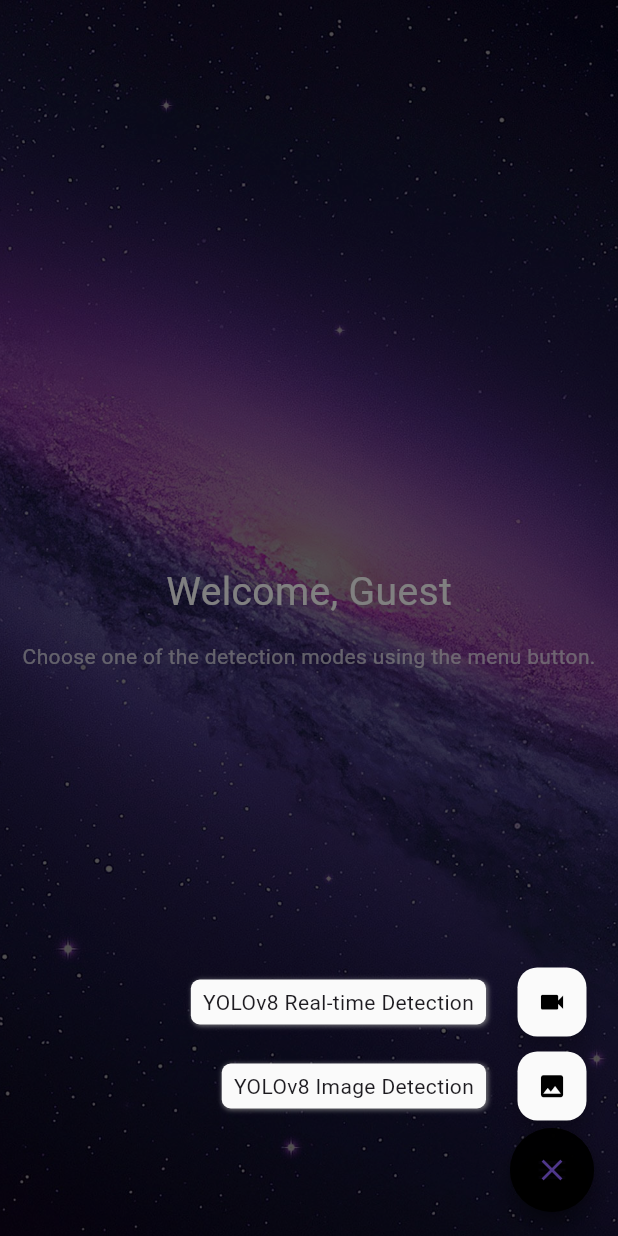
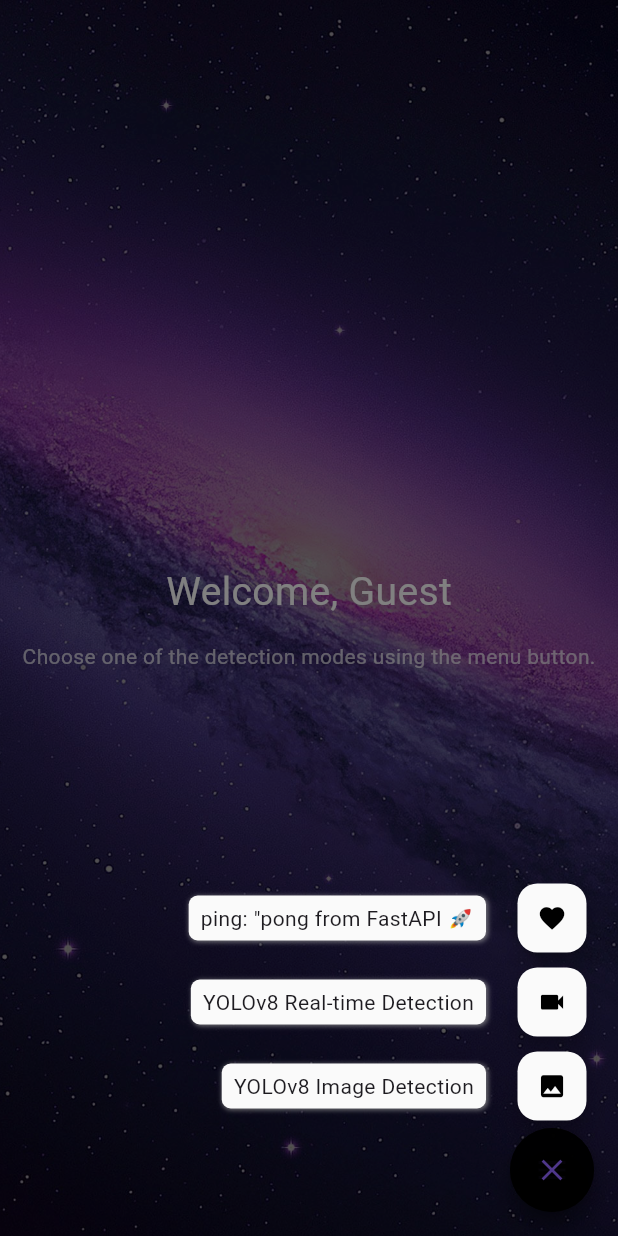
Before and after one commit to Kus4n4g1777/hearts_and_stars_v3, a Flutter app: the SpeedDialView screen opened by its route, after a tap on the "menu" icon, on a phone screen of 412 x 824 dp. Run offline on Flutter 3.47's test engine with Material 3 defaults, Android fonts, the phone set to English and light mode, and no system bars; drawn by our look-alikes of flutter_speed_dial; our stand-ins replace get, permission_handler; network calls fail.

Commit message:
feat: add ping test view, API service, speed dial updates, and dependencies

```diff
--- a/lib/main.dart
+++ b/lib/main.dart
@@ -4,6 +4,7 @@ import 'views/login_view.dart';
 import 'views/speed_dial_view.dart';
 import 'views/image_detection_view.dart';
 import 'views/video_detection_view.dart';
+import 'views/ping-test-view.dart';
 
 void main() {
   runApp(const MyApp());
@@ -22,6 +23,7 @@ class MyApp extends StatelessWidget {
         GetPage(name: '/speed-dials', page: () => const SpeedDialView()),
         GetPage(name: '/image-detect', page: () => const ImageDetectionView()),
         GetPage(name: '/video-detect', page: () => const VideoDetectionView()),
+        GetPage(name: '/ping-test', page: () => const ApiTestView())
       ],
     );
   }
--- a/lib/services/api_service.dart
+++ b/lib/services/api_service.dart
@@ -0,0 +1,28 @@
+import 'dart:convert';
+import 'dart:io';
+import 'package:http/http.dart' as http;
+
+class ApiService {
+  // Detect if running on Android emulator
+  static String get baseUrl {; // this will be replaced with real Docker IP
+    if (Platform.isAndroid) {
+      // Android emulator uses 10.0.2.2 to reach host machine
+      return "http://10.0.2.2:8000";
+    } else {
+      // iOS simulator, desktop, or other platforms can use localhost
+      return "http://127.0.0.1:8000";
+    }
+  }
+
+
+  Future<String> ping() async {
+    final response = await http.get(Uri.parse("$baseUrl/ping"));
+
+    if (response.statusCode == 200) {
+      final data = jsonDecode(response.body);
+      return data["ping"] ?? "No ping message";
+    } else {
+      throw Exception("Failed to connect to FastAPI: ${response.statusCode}");
+    }
+  }
+}
--- a/lib/views/speed_dial_view.dart
+++ b/lib/views/speed_dial_view.dart
@@ -63,6 +63,11 @@ class SpeedDialView extends StatelessWidget {
             label: 'YOLOv8 Real-time Detection',
             onTap: () => Get.toNamed('/video-detect'),
           ),
+          SpeedDialChild(
+            child: const Icon(Icons.favorite),
+            label: 'ping: "pong from FastAPI 🚀',
+            onTap: () => Get.toNamed('/ping-test')
+          )
         ],
       ),
     );
--- a/pubspec.yaml
+++ b/pubspec.yaml
@@ -38,6 +38,7 @@ dependencies:
   permission_handler: ^12.0.1
   path: ^1.9.1
   rive: ^0.13.20
+  http: ^1.5.0
 
   # The following adds the Cupertino Icons font to your application.
   # Use with the CupertinoIcons class for iOS style icons.
```
Also changed, not shown: lib/views/ping-test-view.dart (+4 -4 lines), pubspec.lock, 2 other files.
